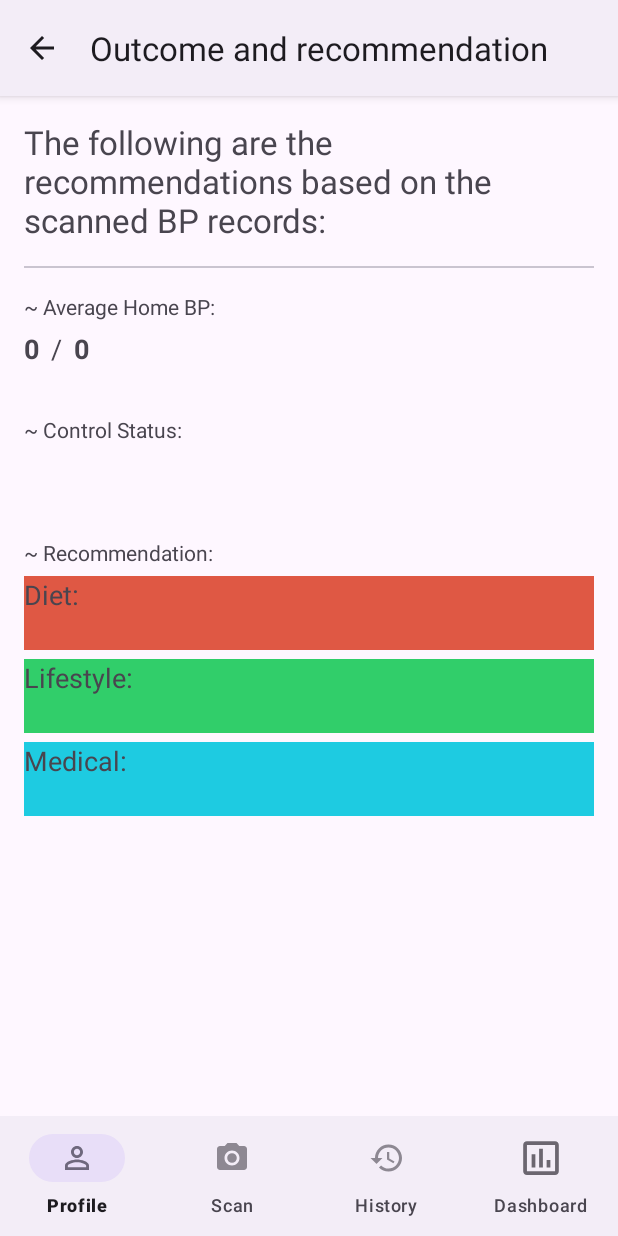
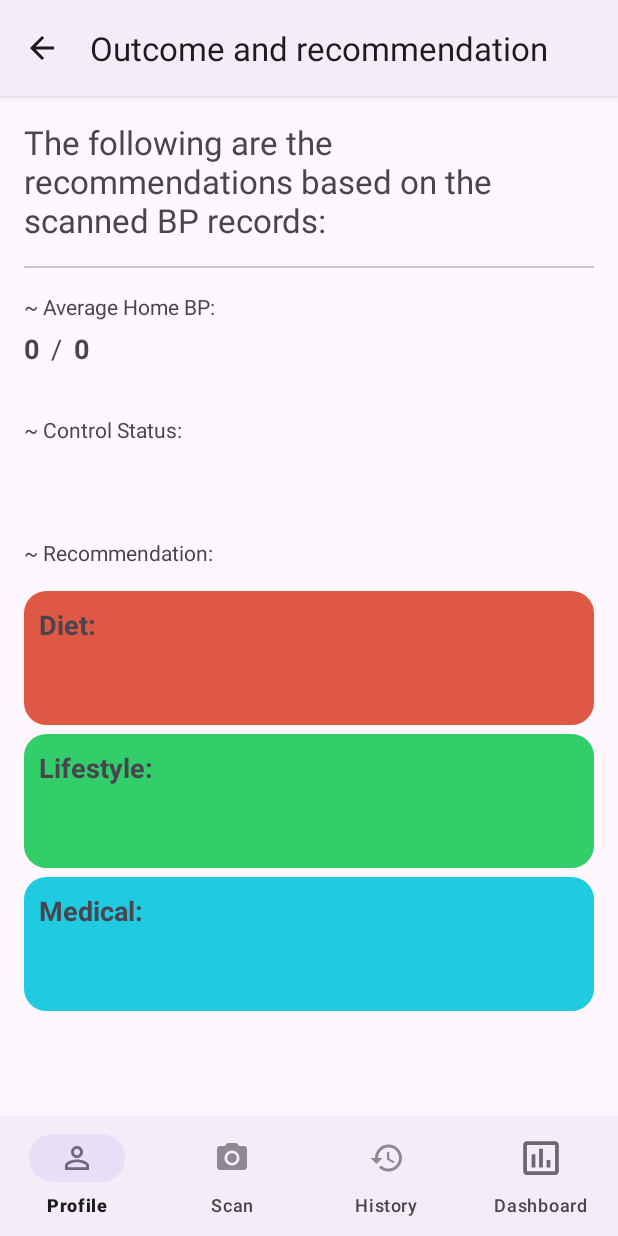
Before and after one commit to TylerKuick/FYPJ_P1, an Android app: the RecommendationActivity screen opened directly, with no data from a screen before it, on a phone screen of 412 x 824 dp. Run offline under Robolectric (Android 15) with nearby library versions, the phone set to English and light mode, and no system bars; our stand-ins replace Firebase (no records; nobody signed in at launch, a user with empty details on screens opened directly), sdp/ssp sizes; libraries missing offline, so code that uses them is left out: aws.smithy.kotlin; 6 statements that could not run were skipped.

Commit message:
Rounded Corners for Recommendation Blocks

```diff
--- a/app/src/main/res/layout/activity_recommendation.xml
+++ b/app/src/main/res/layout/activity_recommendation.xml
@@ -95,20 +95,23 @@
         <ImageView
             android:id="@+id/statusIV"
             android:layout_width="match_parent"
-            android:layout_height="match_parent"/>
+            android:layout_height="match_parent"
+            android:layout_marginBottom="10sp"/>
         <TextView
             android:layout_width="match_parent"
             android:layout_height="wrap_content"
             android:textSize="18sp"
-            android:background="@color/diet"
+            android:background="@drawable/diet_upper_bg"
+            android:padding="10sp"
+            android:textStyle="bold"
             android:text="@string/diet" />
         <TextView
             android:id="@+id/dietTV"
             android:layout_width="match_parent"
             android:layout_height="wrap_content"
             android:textSize="18sp"
-            android:textStyle="bold"
-            android:background="@color/diet"
+            android:background="@drawable/diet_lower_bg"
+            android:padding="10sp"
             android:layout_marginBottom="6dp"
             />
 
@@ -116,30 +119,34 @@
             android:layout_width="match_parent"
             android:layout_height="wrap_content"
             android:textSize="18sp"
-            android:background="@color/lifestyle"
+            android:background="@drawable/lifestyle_upper_bg"
+            android:padding="10sp"
+            android:textStyle="bold"
             android:text="@string/lifestyle" />
         <TextView
             android:id="@+id/lifestyleTV"
             android:layout_width="match_parent"
             android:layout_height="wrap_content"
-            android:background="@color/lifestyle"
+            android:background="@drawable/lifestyle_lower_bg"
             android:textSize="18sp"
-            android:textStyle="bold"
+            android:padding="10sp"
             android:layout_marginBottom="6dp"/>
 
         <TextView
             android:layout_width="match_parent"
             android:layout_height="wrap_content"
-            android:background="@color/medical"
+            android:background="@drawable/medical_upper_bg"
             android:textSize="18sp"
+            android:padding="10sp"
+            android:textStyle="bold"
             android:text="@string/medical" />
         <TextView
             android:id="@+id/medTV"
             android:layout_width="match_parent"
             android:layout_height="wrap_content"
-            android:background="@color/medical"
+            android:background="@drawable/medical_lower_bg"
             android:textSize="18sp"
-            android:textStyle="bold"
+            android:padding="10sp"
             android:layout_marginBottom="6dp"/>
 
     </LinearLayout>
```
Also changed, not shown: 168 other files.
